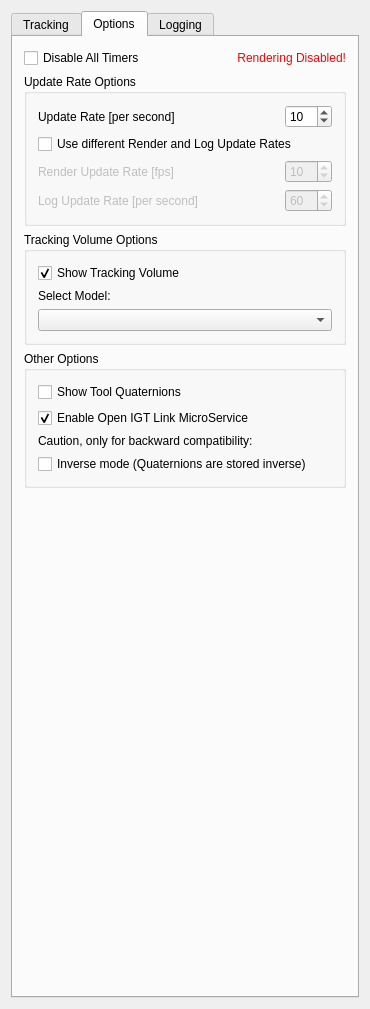
MITK/MITK, file Plugins/org.mitk.gui.qt.igttracking/src/internal/QmitkMITKIGTTrackingToolboxViewControls.ui: the form before one commit.
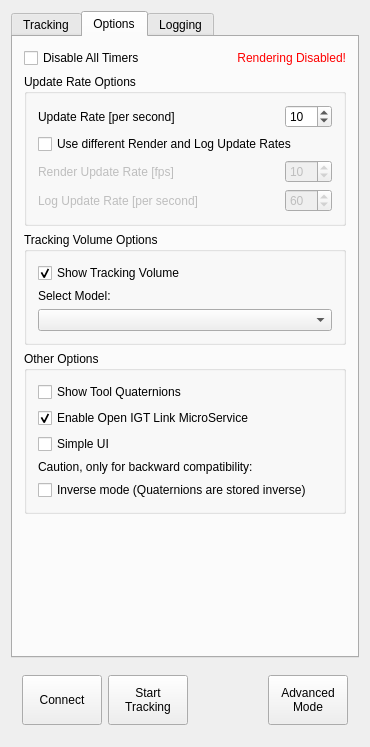
The form after the commit. The open tabs and pages were chosen to show the change. Custom widgets are drawn as their Qt base class.

Commit message: Added widget for simple mode

Diff of the .ui file:
```diff
--- a/Plugins/org.mitk.gui.qt.igttracking/src/internal/QmitkMITKIGTTrackingToolboxViewControls.ui
+++ b/Plugins/org.mitk.gui.qt.igttracking/src/internal/QmitkMITKIGTTrackingToolboxViewControls.ui
@@ -7,7 +7,7 @@
     <x>0</x>
     <y>0</y>
     <width>370</width>
-    <height>1009</height>
+    <height>747</height>
    </rect>
   </property>
   <property name="minimumSize">
@@ -594,6 +594,13 @@
             </property>
            </widget>
           </item>
+          <item>
+           <widget class="QCheckBox" name="m_simpleUI">
+            <property name="text">
+             <string>Simple UI</string>
+            </property>
+           </widget>
+          </item>
           <item>
            <widget class="QLabel" name="label_6">
             <property name="text">
@@ -777,6 +784,83 @@
      </widget>
     </widget>
    </item>
+   <item>
+    <widget class="QWidget" name="m_simpleWidget" native="true">
+     <layout class="QHBoxLayout" name="horizontalLayout_13">
+      <item>
+       <layout class="QHBoxLayout" name="horizontalLayout_25">
+        <item>
+         <widget class="QPushButton" name="m_ConnectSimpleMode">
+          <property name="minimumSize">
+           <size>
+            <width>70</width>
+            <height>50</height>
+           </size>
+          </property>
+          <property name="text">
+           <string>Connect</string>
+          </property>
+         </widget>
+        </item>
+        <item>
+         <widget class="QPushButton" name="m_StartTrackingSimpleMode">
+          <property name="minimumSize">
+           <size>
+            <width>70</width>
+            <height>50</height>
+           </size>
+          </property>
+          <property name="text">
+           <string>Start
+Tracking</string>
+          </property>
+         </widget>
+        </item>
+        <item>
+         <spacer name="horizontalSpacer_21">
+          <property name="orientation">
+           <enum>Qt::Horizontal</enum>
+          </property>
+          <property name="sizeHint" stdset="0">
+           <size>
+            <width>40</width>
+            <height>20</height>
+           </size>
+          </property>
+         </spacer>
+        </item>
+        <item>
+         <widget class="QPushButton" name="m_advancedUI">
+          <property name="minimumSize">
+           <size>
+            <width>70</width>
+            <height>50</height>
+           </size>
+          </property>
+          <property name="text">
+           <string>Advanced
+Mode</string>
+          </property>
+         </widget>
+        </item>
+       </layout>
+      </item>
+     </layout>
+    </widget>
+   </item>
+   <item>
+    <spacer name="verticalSpacer_4">
+     <property name="orientation">
+      <enum>Qt::Vertical</enum>
+     </property>
+     <property name="sizeHint" stdset="0">
+      <size>
+       <width>20</width>
+       <height>40</height>
+      </size>
+     </property>
+    </spacer>
+   </item>
   </layout>
  </widget>
  <layoutdefault spacing="6" margin="11"/>
```
The commit also changes 2 other files.
